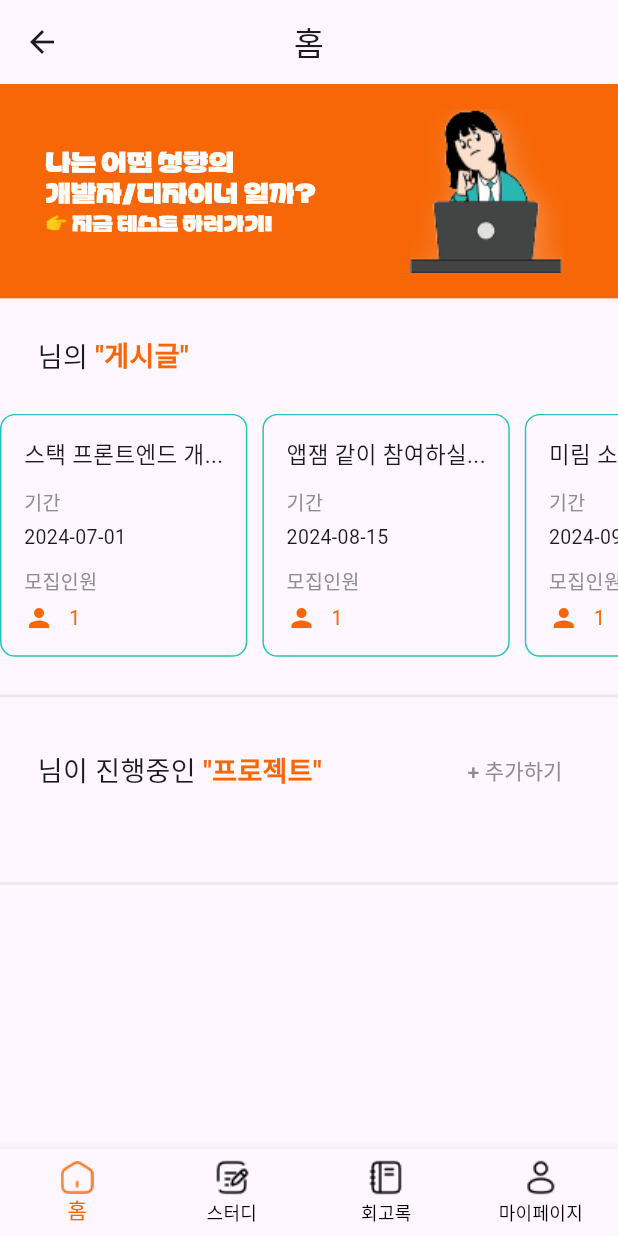
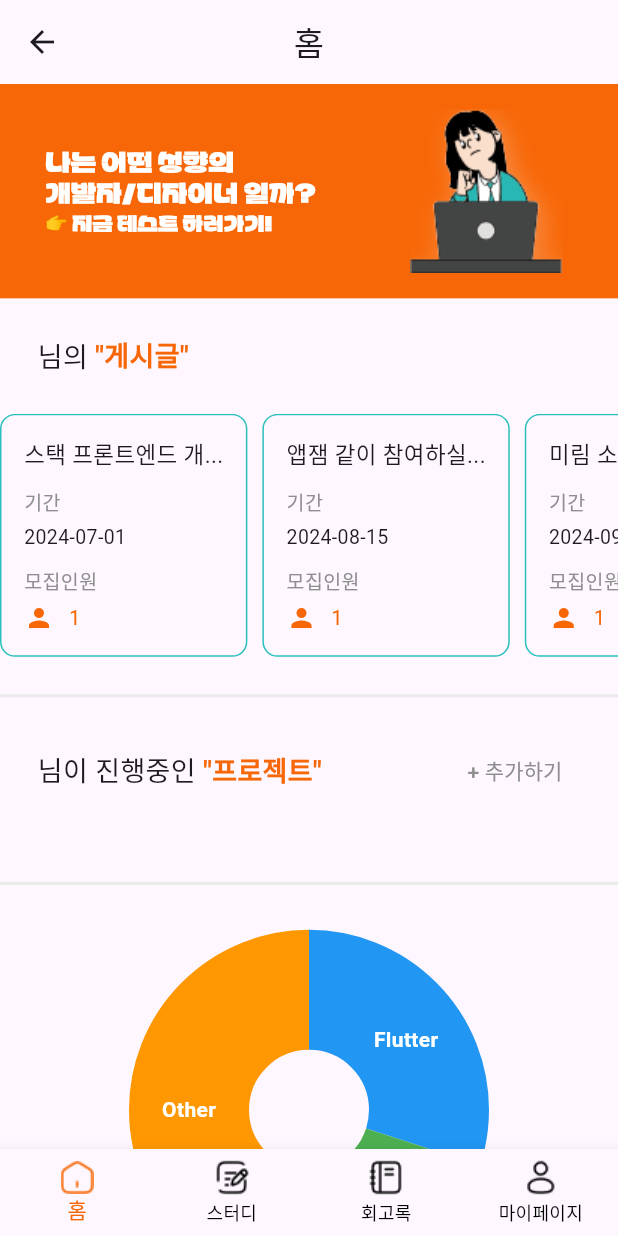
Before and after one commit to DreamOrReality/Dream-Or-Reality-Flutter, a Flutter app: the HomeScreen screen opened directly, on a phone screen of 412 x 824 dp. Run offline on Flutter 3.47's test engine with Material 3 defaults, Android fonts, the phone set to English and light mode, and no system bars; drawn by our look-alikes of fl_chart; our stand-ins replace shared_preferences, table_calendar; accounts and stored records are empty.

Commit message:
feat. 파이차트 도넛형 기본틀 추가

```diff
--- a/lib/screens/home_screen.dart
+++ b/lib/screens/home_screen.dart
@@ -1,5 +1,6 @@
 import 'dart:convert';
 
+import 'package:fl_chart/fl_chart.dart';
 import 'package:flutter/material.dart';
 import 'package:http/http.dart' as http;
 import 'package:intl/intl.dart';
@@ -149,6 +150,7 @@ class _HomeScreenState extends State<HomeScreen> {
                 ),
               ),
             ),
+            buildPieChart(),
           ],
         ),
       ),
@@ -371,3 +373,47 @@ Widget buildMyProject(BuildContext context, String title, String date) {
     ),
   );
 }
+
+// 파이차트
+Widget buildPieChart() {
+  List<PieChartSectionData> pieChartSections = [
+    PieChartSectionData(
+      color: Colors.blue,
+      value: 30,
+      title: 'Flutter',
+      radius: 80,
+      titleStyle: TextStyle(
+          fontSize: 14, fontWeight: FontWeight.bold, color: Colors.white),
+    ),
+    PieChartSectionData(
+      color: Colors.green,
+      value: 20,
+      title: 'Dart',
+      radius: 80,
+      titleStyle: TextStyle(
+          fontSize: 14, fontWeight: FontWeight.bold, color: Colors.white),
+    ),
+    PieChartSectionData(
+      color: Colors.orange,
+      value: 50,
+      title: 'Other',
+      radius: 80,
+      titleStyle: TextStyle(
+          fontSize: 14, fontWeight: FontWeight.bold, color: Colors.white),
+    ),
+  ];
+
+  return Container(
+    height: 300, // 도넛형 파이차트의 전체 높이
+    child: PieChart(
+      PieChartData(
+        sections: pieChartSections,
+        borderData: FlBorderData(show: false),
+        centerSpaceRadius: 40, // 중앙 공간 반지름 (도넛의 크기를 조절)
+        sectionsSpace: 0,
+        pieTouchData: PieTouchData(enabled: false),
+        startDegreeOffset: -90, // 시작 각도 설정
+      ),
+    ),
+  );
+}
```
